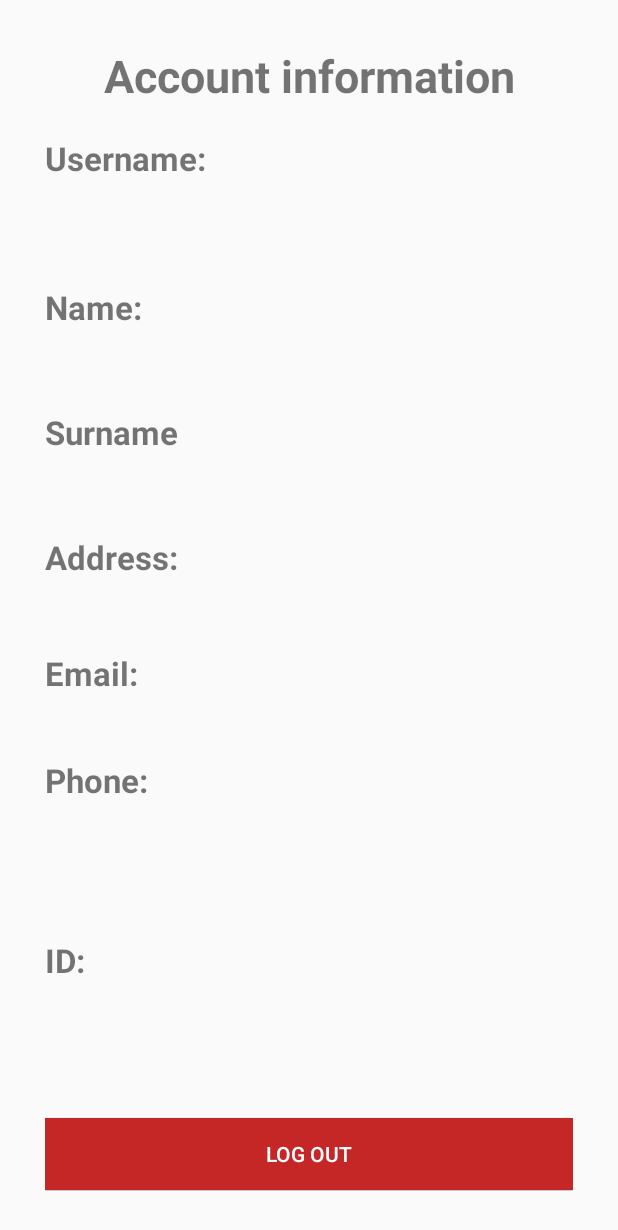
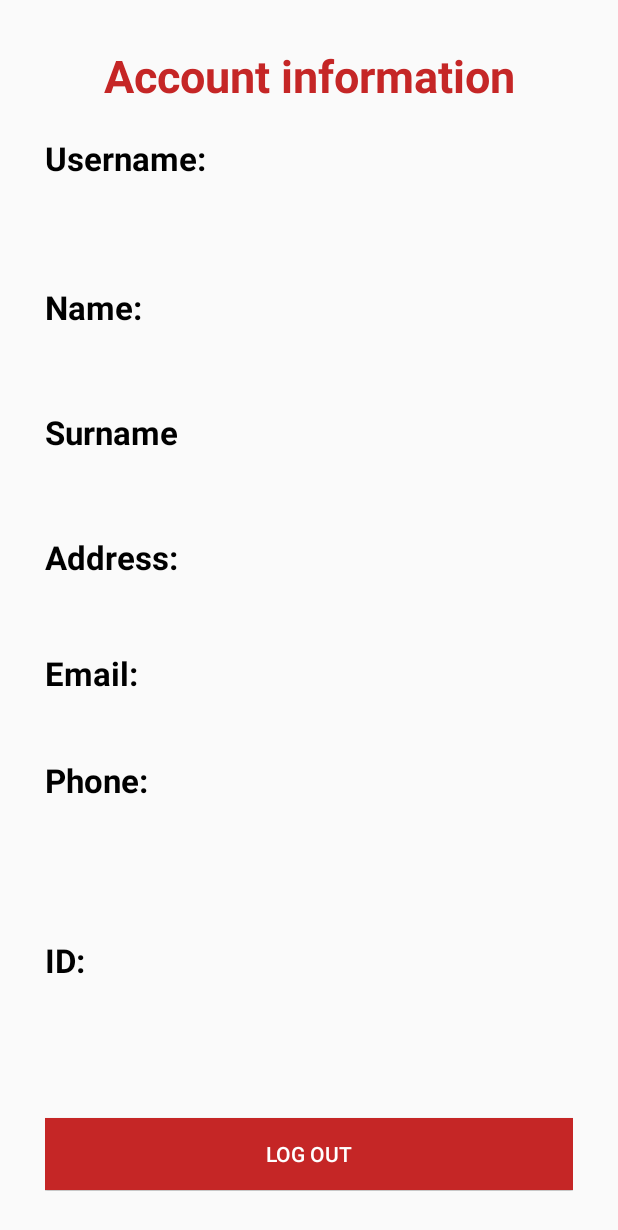
Before and after one commit to CreditApp/CreditApp, an Android app: the fragment ProfileFragment shown on its own in the app's theme, on a phone screen of 412 x 824 dp. Shown: the top 1230 px of the screen. Run offline under Robolectric (Android 15) with nearby library versions, the phone set to English and light mode, and no system bars; 7 statements that could not run were skipped.

Commit message:
Some style changin in profile fragment and make code more ordered!

```diff
--- a/app/src/main/res/layout-land/profile_fragment_view.xml
+++ b/app/src/main/res/layout-land/profile_fragment_view.xml
@@ -22,6 +22,7 @@
                 android:layout_height="wrap_content"
                 android:gravity="center"
                 android:text="@string/account_information"
+                android:textColor="@color/colorPrimary"
                 android:textSize="30sp"
                 android:textStyle="bold" />
 
@@ -36,6 +37,7 @@
                     android:layout_marginTop="20dp"
                     android:layout_weight="1"
                     android:text="@string/username_info"
+                    android:textColor="@color/black"
                     android:textSize="22sp"
                     android:textStyle="bold" />
 
@@ -46,6 +48,7 @@
                     android:layout_marginTop="20dp"
                     android:layout_weight="2"
                     android:gravity="center|left"
+                    android:textColor="@color/black"
                     android:textSize="22sp" />
 
             </LinearLayout>
@@ -60,6 +63,7 @@
                     android:layout_height="wrap_content"
                     android:layout_weight="1"
                     android:text="@string/name_info"
+                    android:textColor="@color/black"
                     android:textSize="22sp"
                     android:textStyle="bold" />
 
@@ -69,6 +73,7 @@
                     android:layout_height="wrap_content"
                     android:layout_weight="2"
                     android:gravity="center|left"
+                    android:textColor="@color/black"
                     android:textSize="22sp" />
 
             </LinearLayout>
@@ -82,7 +87,8 @@
                     android:layout_width="0dp"
                     android:layout_height="wrap_content"
                     android:layout_weight="1"
-                    android:text="Surname"
+                    android:text="@string/surname"
+                    android:textColor="@color/black"
                     android:textSize="22sp"
                     android:textStyle="bold" />
 
@@ -92,6 +98,7 @@
                     android:layout_height="wrap_content"
                     android:layout_weight="2"
                     android:gravity="center|left"
+                    android:textColor="@color/black"
                     android:textSize="22sp" />
 
             </LinearLayout>
@@ -106,6 +113,7 @@
                     android:layout_height="wrap_content"
                     android:layout_weight="1"
                     android:text="@string/address_info"
+                    android:textColor="@color/black"
                     android:textSize="22sp"
                     android:textStyle="bold" />
 
@@ -115,6 +123,7 @@
                     android:layout_height="wrap_content"
                     android:layout_weight="2"
                     android:gravity="left"
+                    android:textColor="@color/black"
                     android:textSize="22sp" />
 
             </LinearLayout>
@@ -129,6 +138,7 @@
                     android:layout_height="wrap_content"
                     android:layout_weight="1"
                     android:text="@string/email_info"
+                    android:textColor="@color/black"
                     android:textSize="22sp"
 
                     android:textStyle="bold" />
@@ -139,6 +149,7 @@
                     android:layout_height="wrap_content"
                     android:layout_weight="2"
                     android:gravity="center|left"
+                    android:textColor="@color/black"
                     android:textSize="22sp" />
 
             </LinearLayout>
@@ -153,6 +164,7 @@
                     android:layout_height="wrap_content"
                     android:layout_weight="1"
                     android:text="@string/phone_info"
+                    android:textColor="@color/black"
                     android:textSize="22sp"
                     android:textStyle="bold" />
 
@@ -162,6 +174,7 @@
                     android:layout_height="wrap_content"
                     android:layout_weight="2"
                     android:gravity="center|left"
+                    android:textColor="@color/black"
                     android:textSize="22sp" />
 
             </LinearLayout>
@@ -175,7 +188,8 @@
                     android:layout_width="0dp"
                     android:layout_height="wrap_content"
                     android:layout_weight="1"
-                    android:text="ID: "
+                    android:text="@string/id"
+                    android:textColor="@color/black"
                     android:textSize="22sp"
                     android:textStyle="bold" />
 
@@ -185,6 +199,7 @@
                     android:layout_height="wrap_content"
                     android:layout_weight="2"
                     android:gravity="center|left"
+                    android:textColor="@color/black"
                     android:textSize="22sp" />
 
             </LinearLayout>
@@ -193,9 +208,9 @@
                 android:id="@+id/log_out_button"
                 android:layout_width="match_parent"
                 android:layout_height="wrap_content"
-                android:textColor="@color/white"
                 android:background="@color/colorPrimary"
-                android:text="Log out" />
+                android:text="@string/log_out"
+                android:textColor="@color/white" />
         </LinearLayout>
     </ScrollView>
 
--- a/app/src/main/res/layout/profile_fragment_view.xml
+++ b/app/src/main/res/layout/profile_fragment_view.xml
@@ -13,7 +13,7 @@
 
         <LinearLayout
             android:layout_width="match_parent"
-            android:layout_height="match_parent"
+            android:layout_height="wrap_content"
             android:layout_margin="10dp"
             android:orientation="vertical">
 
@@ -23,6 +23,7 @@
                 android:gravity="center"
                 android:text="@string/account_information"
                 android:textSize="30sp"
+                android:textColor="@color/colorPrimary"
                 android:textStyle="bold" />
 
             <LinearLayout
@@ -35,6 +36,7 @@
                     android:layout_height="wrap_content"
                     android:layout_marginTop="20dp"
                     android:layout_weight="1"
+                    android:textColor="@color/black"
                     android:text="@string/username_info"
                     android:textSize="22sp"
                     android:textStyle="bold" />
@@ -45,6 +47,7 @@
                     android:layout_height="wrap_content"
                     android:layout_marginTop="20dp"
                     android:layout_weight="2"
+                    android:textColor="@color/black"
                     android:gravity="center|left"
                     android:textSize="22sp" />
 
@@ -60,6 +63,7 @@
                     android:layout_height="wrap_content"
                     android:layout_weight="1"
                     android:text="@string/name_info"
+                    android:textColor="@color/black"
                     android:textSize="22sp"
                     android:textStyle="bold" />
 
@@ -69,6 +73,7 @@
                     android:layout_height="wrap_content"
                     android:layout_weight="2"
                     android:gravity="center|left"
+                    android:textColor="@color/black"
                     android:textSize="22sp" />
 
             </LinearLayout>
@@ -82,7 +87,8 @@
                     android:layout_width="0dp"
                     android:layout_height="wrap_content"
                     android:layout_weight="1"
-                    android:text="Surname"
+                    android:text="@string/surname"
+                    android:textColor="@color/black"
                     android:textSize="22sp"
                     android:textStyle="bold" />
 
@@ -92,6 +98,7 @@
                     android:layout_height="wrap_content"
                     android:layout_weight="2"
                     android:gravity="center|left"
+                    android:textColor="@color/black"
                     android:textSize="22sp" />
 
             </LinearLayout>
@@ -106,6 +113,7 @@
                     android:layout_height="wrap_content"
                     android:layout_weight="1"
                     android:text="@string/address_info"
+                    android:textColor="@color/black"
                     android:textSize="22sp"
                     android:textStyle="bold" />
 
@@ -115,6 +123,7 @@
                     android:layout_height="wrap_content"
                     android:layout_weight="2"
                     android:gravity="left"
+                    android:textColor="@color/black"
                     android:textSize="22sp" />
 
             </LinearLayout>
@@ -130,7 +139,7 @@
                     android:layout_weight="1"
                     android:text="@string/email_info"
                     android:textSize="22sp"
-
+                    android:textColor="@color/black"
                     android:textStyle="bold" />
 
                 <TextView
@@ -138,6 +147,7 @@
                     android:layout_width="0dp"
                     android:layout_height="wrap_content"
                     android:layout_weight="2"
+                    android:textColor="@color/black"
                     android:gravity="center|left"
                     android:textSize="22sp" />
 
@@ -153,6 +163,7 @@
                     android:layout_height="wrap_content"
                     android:layout_weight="1"
                     android:text="@string/phone_info"
+                    android:textColor="@color/black"
                     android:textSize="22sp"
                     android:textStyle="bold" />
 
@@ -162,6 +173,7 @@
                     android:layout_height="wrap_content"
                     android:layout_weight="2"
                     android:gravity="center|left"
+                    android:textColor="@color/black"
                     android:textSize="22sp" />
 
             </LinearLayout>
@@ -175,7 +187,8 @@
                     android:layout_width="0dp"
                     android:layout_height="wrap_content"
                     android:layout_weight="1"
-                    android:text="ID: "
+                    android:text="@string/id"
+                    android:textColor="@color/black"
                     android:textSize="22sp"
                     android:textStyle="bold" />
 
@@ -185,6 +198,7 @@
                     android:layout_height="wrap_content"
                     android:layout_weight="2"
                     android:gravity="center|left"
+                    android:textColor="@color/black"
                     android:textSize="22sp" />
 
             </LinearLayout>
@@ -195,7 +209,7 @@
                 android:textColor="@color/white"
                 android:background="@color/colorPrimary"
                 android:layout_height="wrap_content"
-                android:text="Log out" />
+                android:text="@string/log_out" />
         </LinearLayout>
     </ScrollView>
 
--- a/app/src/main/res/values/strings.xml
+++ b/app/src/main/res/values/strings.xml
@@ -19,7 +19,7 @@
 
 
 
-    <string name="loremIpsum">ITCreditOnline is a consumer loan (between 100 and 3,000 lev) for a period of 8 to 43 weeks.
+    <string name="loremIpsum">ITCreditOnline is a consumer loan (between 100 and 2,100 leva) for a period of 1 to 18 months.
         The loan is paid through pre-agreed fixed installments every week.
         These payments include principal and interest. For all its customers by providing a weekly
         collection of installment from their homes - convenient and easy!
@@ -39,6 +39,13 @@
     <string name="service_for_contributions_is_very_convenient_for_most_of_our_clients_it_allows_them_to_take_care_of_their_daily_duties_without_unnecessary_devote_time_to_service_the_loan_on_the_other_hand_allows_our_credit_consultants_to_become_better_acquainted_with_customers_to_understand_their_needs_and_to_be_able_to_give_adequate_advice_and_offer_the_best_possible_service_just_personal_service_at_home_differs_service_we_offer_from_the_standard_ways_of_providing_credit">Service for contributions is very convenient for most of our clients. It allows them to take care of their daily duties without unnecessary devote time to service the loan. On the other hand, allows our Credit Consultants to become better acquainted with customers to understand their needs and to be able to give adequate advice and offer the best possible service. Just personal service at home differs service we offer, from the standard ways of providing credit.</string>
     <string name="decision_to_grant_the_loan_is_taken_only_on_the_basis_of_information_provided_by_clients_the_more_the_more_accurate_and_clearer_it_is_the_easier_and_faster_our_software_products_and_credit_inspectors_will_be_able_to_determine_the_optimal_option_for_each_client_and_this_will_increase_the_likelihood_that_you_will_be_granted_the_desired_amount">Decision to grant the loan is taken only on the basis of information provided by clients. The more, the more accurate and clearer it is, the easier and faster our software products and Credit Inspectors will be able to determine the optimal option for each client and this will increase the likelihood that you will be granted the desired amount.</string>
     <string name="itcreditonline_has_been_certified_for_administrator_of_personal_data_by_the_commission_for_the_protection_of_personal_data_personal_data_of_our_customers_are_protected_and_company_store_and_use_them_in_strict_compliance_with_the_provisions_of_the_law_on_protection_of_personal_data">\'ITCREDITONLINE\' has been certified for administrator of personal data by the Commission for the protection of personal data. Personal data of our customers are protected and Company store and use them in strict compliance with the provisions of the Law on Protection of Personal Data.</string>
+    <string name="register">Register</string>
+    <string name="login">Login</string>
+    <string name="password">Password</string>
+    <string name="username">Username</string>
+    <string name="surname">Surname</string>
+    <string name="id">ID:</string>
+    <string name="log_out">Log out</string>
 
 
 </resources>
```
Also changed, not shown: app/src/main/res/layout/activity_login.xml (+5 -5 lines), app/src/main/res/layout/adapter_news.xml (+16 -20 lines), app/src/main/res/layout/fragment_about.xml (+53 -50 lines), app/src/main/res/layout/fragment_calculator.xml (+6 -5 lines).
